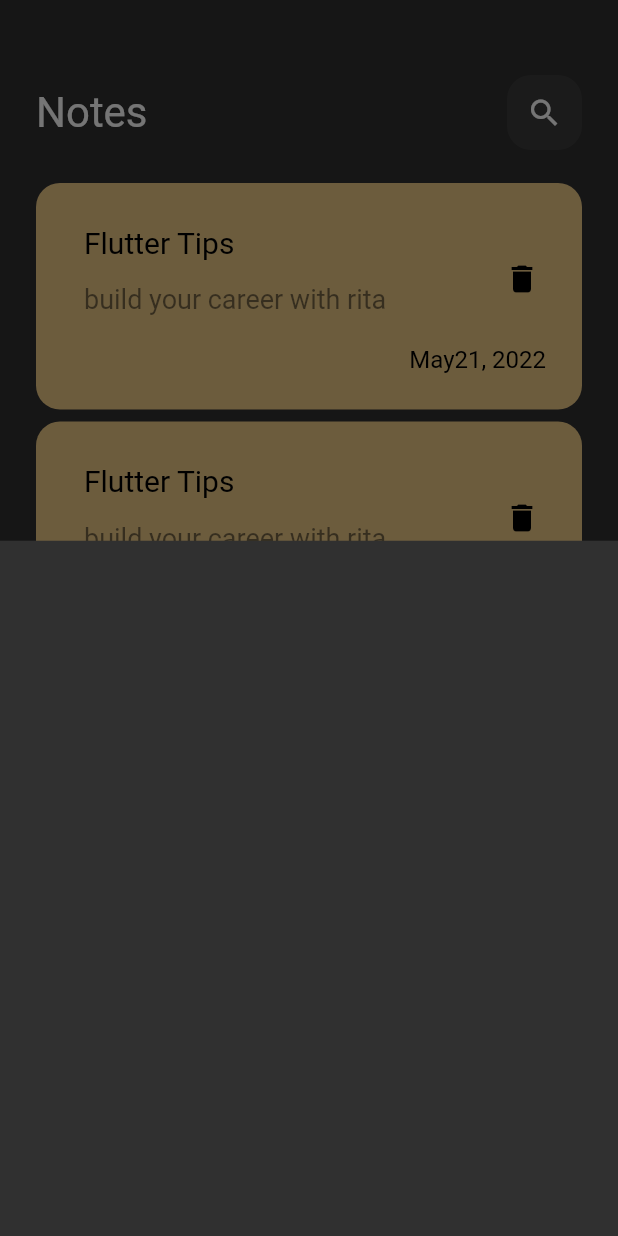
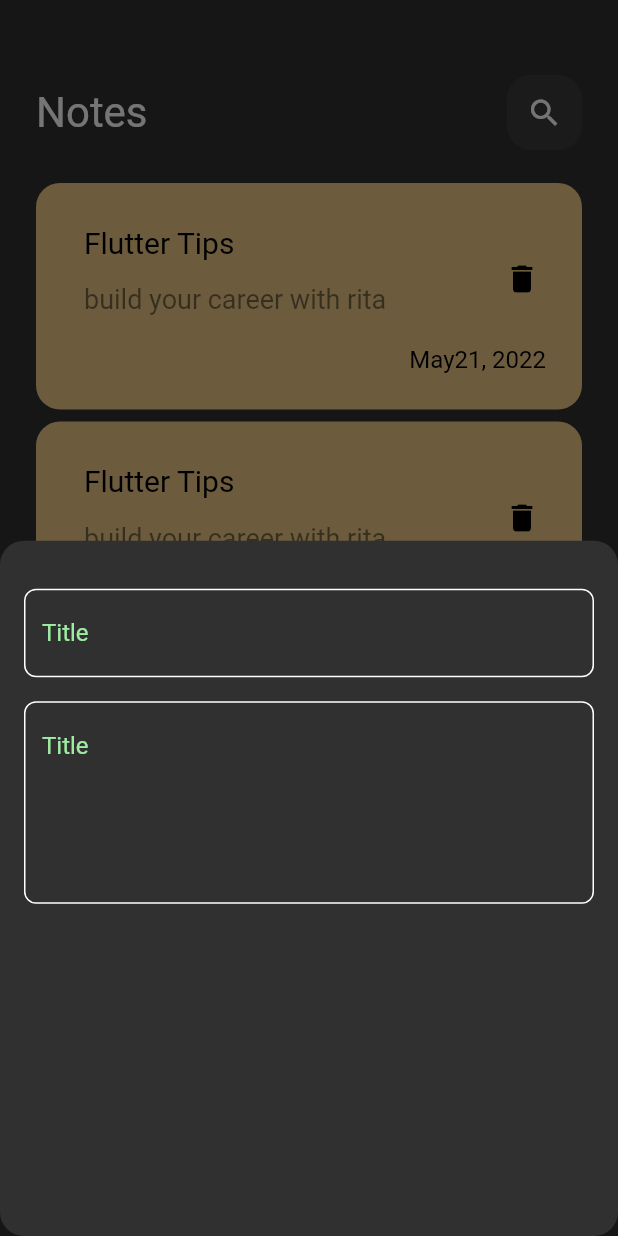
Before and after one commit to Rita-Gabriel/note_app, a Flutter app: the screen it shows after launch, after a tap on the "add" icon, on a phone screen of 412 x 824 dp. Run offline on Flutter 3.47's test engine with Material 2 defaults, Android fonts, the phone set to English and light mode, and no system bars.

Commit message:
add field to bottom sheet

```diff
--- a/lib/views/note_view.dart
+++ b/lib/views/note_view.dart
@@ -13,12 +13,18 @@ class NoteViews extends StatelessWidget {
     return Scaffold(
       floatingActionButton: FloatingActionButton(
         onPressed: () {
-         showModalBottomSheet(context: context, builder: (context)
+
+         showModalBottomSheet(
+          shape: RoundedRectangleBorder(
+            borderRadius: BorderRadius.circular(16)
+          ),
+          context: context,
+           builder: (context)
           {
            return const AddNoteSheet();
          });
         },
-        child: Icon(Icons.add),
+        child:const Icon(Icons.add),
       ),
       body: const NoteViewsBody(),
     );
--- a/lib/widgets/add_note_button_sheet.dart
+++ b/lib/widgets/add_note_button_sheet.dart
@@ -1,10 +1,26 @@
 import 'package:flutter/material.dart';
+import 'package:noteapp/widgets/coustem_text_field.dart';
 
 class AddNoteSheet extends StatelessWidget {
   const AddNoteSheet({super.key});
 
   @override
   Widget build(BuildContext context) {
-    return Container();
+    return Padding(
+      padding: const EdgeInsets.symmetric(horizontal: 16),
+      child: Column(
+    children:const [
+      SizedBox(height: 32,),
+      CoustemTextField(
+        hint: 'title',
+      ),
+      SizedBox(height: 16,),
+     CoustemTextField(
+        hint: 'content',
+        maxlines: 5,
+      ),
+    ],
+      ),
+    );
   }
 }
--- /dev/null
+++ b/lib/widgets/constans.dart
@@ -0,0 +1,3 @@
+import 'package:flutter/material.dart';
+
+const Kpraymarycolor =  Color.fromARGB(255, 159, 235, 162);
--- /dev/null
+++ b/lib/widgets/coustem_text_field.dart
@@ -0,0 +1,29 @@
+import 'package:flutter/material.dart';
+import 'package:flutter/src/widgets/container.dart';
+import 'package:flutter/src/widgets/framework.dart';
+import 'package:noteapp/widgets/constans.dart';
+
+class CoustemTextField extends StatelessWidget {
+  const CoustemTextField({super.key,required this.hint, this.maxlines=1});
+final String hint ;
+final int maxlines;
+  @override
+  Widget build(BuildContext context) {
+    return TextField(
+      cursorColor: Kpraymarycolor,
+      maxLines: maxlines,
+      decoration: InputDecoration(
+        hintText: 'Title',
+        hintStyle:const TextStyle(color: Kpraymarycolor),
+          border: buildBorder(),
+          enabledBorder: buildBorder(),
+          focusedBorder: buildBorder(Kpraymarycolor)),
+    );
+  }
+
+  OutlineInputBorder buildBorder([color]) {
+    return OutlineInputBorder(
+        borderRadius: BorderRadius.circular(8),
+        borderSide: BorderSide(color: color ?? Colors.white));
+  }
+}
```
